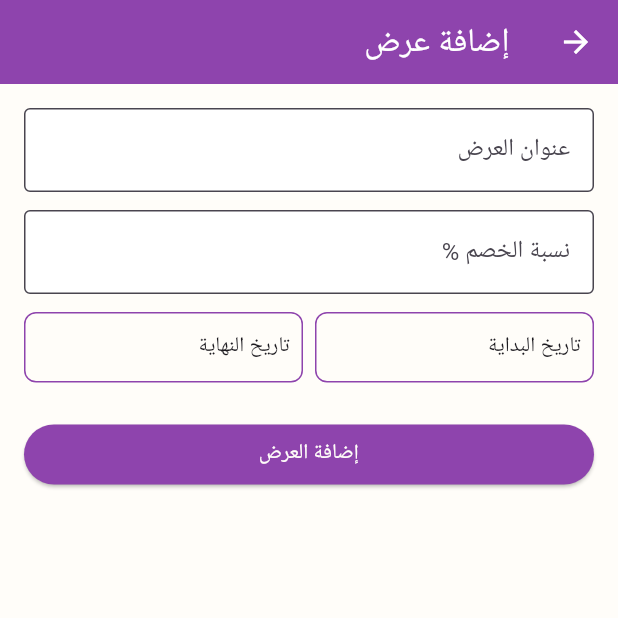
After one commit to GhinaNo/vera_clinic, a Flutter app: the AddOrEditOfferPage screen opened directly, on a phone screen of 412 x 824 dp, the top half of it. The commit adds this screen. Run offline on Flutter 3.47's test engine with Material 3 defaults, Android fonts, the light colour scheme and no system bars; our stand-ins replace go_router, google_fonts; missing offline and left inert: dart:html; Roboto replaces fonts that are missing (Cairo).

```diff
--- a/lib/features/home/dashboard_page.dart
+++ b/lib/features/home/dashboard_page.dart
@@ -3,6 +3,7 @@ import 'package:vera_clinic/features/departments/models/department.dart';
 import 'package:vera_clinic/features/departments/pages/departments_pages.dart';
 import 'package:vera_clinic/features/services/pages/service_page.dart';
 import '../../core/theme/app_theme.dart';
+import '../offers/pages/offers_page.dart';
 
 class DashboardPage extends StatefulWidget {
   const DashboardPage({super.key});
@@ -208,6 +209,8 @@ class _DashboardPageState extends State<DashboardPage> {
         );
       case 2:
         return ServicesPage(departments: departments);
+      case 3:
+        return OffersPage();
       default:
         return Center(child: Text('محتوى غير متوفر'));
     }
--- /dev/null
+++ b/lib/features/offers/model/offersModel.dart
@@ -0,0 +1,15 @@
+class Offer {
+  final String title;
+  final double discountPercent;
+  final DateTime startDate;
+  final DateTime endDate;
+  final List<String> serviceIds; // IDs للخدمات يلي يشملها العرض
+
+  Offer({
+    required this.title,
+    required this.discountPercent,
+    required this.startDate,
+    required this.endDate,
+    required this.serviceIds,
+  });
+}
--- /dev/null
+++ b/lib/features/offers/pages/AddOrEditOffer_page.dart
@@ -0,0 +1,197 @@
+import 'package:flutter/material.dart';
+import 'package:flutter/services.dart';
+
+import '../../../core/theme/app_theme.dart';
+import '../model/offersModel.dart';
+
+class AddOrEditOfferPage extends StatefulWidget {
+  final Offer? offer;
+
+  const AddOrEditOfferPage({super.key, this.offer});
+
+  @override
+  State<AddOrEditOfferPage> createState() => _AddOrEditOfferPageState();
+}
+
+class _AddOrEditOfferPageState extends State<AddOrEditOfferPage> {
+  final titleController = TextEditingController();
+  final discountController = TextEditingController();
+  DateTime? startDate;
+  DateTime? endDate;
+
+  @override
+  void initState() {
+    super.initState();
+    if (widget.offer != null) {
+      titleController.text = widget.offer!.title;
+      discountController.text = widget.offer!.discountPercent.toString();
+      startDate = widget.offer!.startDate;
+      endDate = widget.offer!.endDate;
+    }
+  }
+
+  Future<void> _pickDate(bool isStart) async {
+    final picked = await showDatePicker(
+      context: context,
+      initialDate: DateTime.now(),
+      firstDate: DateTime.now().subtract(const Duration(days: 365)),
+      lastDate: DateTime.now().add(const Duration(days: 365)),
+    );
+    if (picked != null) {
+      setState(() {
+        if (isStart) {
+          startDate = picked;
+        } else {
+          endDate = picked;
+        }
+      });
+    }
+  }
+
+  bool _isFormValid() {
+    return titleController.text.trim().isNotEmpty &&
+        discountController.text.trim().isNotEmpty &&
+        startDate != null &&
+        endDate != null;
+  }
+
+  Future<bool?> _showConfirmDialog(String title, String content) {
+    return showDialog<bool>(
+      context: context,
+      builder: (context) => AlertDialog(
+        shape: RoundedRectangleBorder(borderRadius: BorderRadius.circular(16)),
+        backgroundColor: AppColors.offWhite,
+        title: Text(
+          title,
+          style: TextStyle(color: AppColors.purple, fontWeight: FontWeight.bold),
+        ),
+        content: Text(content),
+        actions: [
+          TextButton(
+            onPressed: () => Navigator.pop(context, false),
+            child: Text('إلغاء', style: TextStyle(color: AppColors.purple)),
+          ),
+          ElevatedButton(
+            style: ElevatedButton.styleFrom(
+              backgroundColor: AppColors.purple,
+            ),
+            onPressed: () => Navigator.pop(context, true),
+            child: const Text('تأكيد', style: TextStyle(color: AppColors.offWhite),),
+          ),
+        ],
+      ),
+    );
+  }
+
+  Future<void> _saveOffer() async {
+    if (!_isFormValid()) {
+      ScaffoldMessenger.of(context).showSnackBar(
+        SnackBar(content: Text('الرجاء تعبئة جميع الحقول')),
+      );
+      return;
+    }
+
+    final confirm = await _showConfirmDialog(
+      widget.offer == null ? 'تأكيد الإضافة' : 'تأكيد التعديل',
+      widget.offer == null
+          ? 'هل أنت متأكد أنك تريد إضافة هذا العرض؟'
+          : 'هل تريد حفظ التعديلات؟',
+    );
+
+    if (confirm == true) {
+      final newOffer = Offer(
+        title: titleController.text.trim(),
+        discountPercent: double.tryParse(discountController.text) ?? 0,
+        startDate: startDate ?? DateTime.now(),
+        endDate: endDate ?? DateTime.now(),
+        serviceIds: [],
+      );
+      Navigator.pop(context, newOffer);
+    }
+  }
+
+  @override
+  Widget build(BuildContext context) {
+    return Scaffold(
+      appBar: AppBar(title: Text(widget.offer == null ? 'إضافة عرض' : 'تعديل عرض')),
+      body: SingleChildScrollView(
+        padding: const EdgeInsets.all(16),
+        child: Column(
+          crossAxisAlignment: CrossAxisAlignment.start,
+          children: [
+            TextField(
+              controller: titleController,
+              decoration: const InputDecoration(
+                labelText: 'عنوان العرض',
+                border: OutlineInputBorder(),
+              ),
+            ),
+            const SizedBox(height: 12),
+            TextField(
+              controller: discountController,
+              keyboardType: TextInputType.number,
+              inputFormatters: [
+                FilteringTextInputFormatter.digitsOnly,
+              ],
+              decoration: const InputDecoration(
+                labelText: 'نسبة الخصم %',
+                border: OutlineInputBorder(),
+              ),
+            ),
+            const SizedBox(height: 12),
+            Row(
+              children: [
+                Expanded(
+                  child: GestureDetector(
+                    onTap: () => _pickDate(true),
+                    child: Container(
+                      padding: const EdgeInsets.symmetric(vertical: 12, horizontal: 8),
+                      decoration: BoxDecoration(
+                        border: Border.all(color: AppColors.purple),
+                        borderRadius: BorderRadius.circular(8),
+                      ),
+                      child: Text(
+                        startDate == null
+                            ? 'تاريخ البداية'
+                            : '${startDate!.year}/${startDate!.month}/${startDate!.day}',
+                      ),
+                    ),
+                  ),
+                ),
+                const SizedBox(width: 8),
+                Expanded(
+                  child: GestureDetector(
+                    onTap: () => _pickDate(false),
+                    child: Container(
+                      padding: const EdgeInsets.symmetric(vertical: 12, horizontal: 8),
+                      decoration: BoxDecoration(
+                        border: Border.all(color: AppColors.purple),
+                        borderRadius: BorderRadius.circular(8),
+                      ),
+                      child: Text(
+                        endDate == null
+                            ? 'تاريخ النهاية'
+                            : '${endDate!.year}/${endDate!.month}/${endDate!.day}',
+                      ),
+                    ),
+                  ),
+                ),
+              ],
+            ),
+            const SizedBox(height: 24),
+            SizedBox(
+              width: double.infinity,
+              child: ElevatedButton(
+                style: ElevatedButton.styleFrom(
+                  backgroundColor: AppColors.purple,
+                ),
+                onPressed: _saveOffer,
+                child: Text(widget.offer == null ? 'إضافة العرض' : 'حفظ التعديلات' , style: TextStyle(color: AppColors.offWhite),),
+              ),
+            ),
+          ],
+        ),
+      ),
+    );
+  }
+}
--- a/lib/routes/app_router.dart
+++ b/lib/routes/app_router.dart
@@ -6,6 +6,7 @@ import 'package:vera_clinic/features/departments/pages/editDepartment_page.dart'
 import 'package:vera_clinic/features/services/pages/service_page.dart';
 import '../features/auth/login_page.dart';
 import '../features/home/dashboard_page.dart';
+import '../features/offers/pages/offers_page.dart';
 
 final GoRouter appRouter = GoRouter(
   initialLocation: '/login',
@@ -31,6 +32,11 @@ final GoRouter appRouter = GoRouter(
       },
     ),
     GoRoute(
+      path: '/offers',
+      builder: (context, state) => const OffersPage(),
+    ),
+
+    GoRoute(
       path: '/services',
       name: 'services',
       builder: (context, state) => ServicesPage(departments: []),
```
Also changed, not shown: lib/features/departments/pages/departments_pages.dart (+4 -11 lines), lib/features/offers/pages/offers_page.dart (added, +144 -0 lines), lib/features/offers/widgets/offers_card.dart (added, +79 -0 lines), lib/features/services/pages/service_page.dart (+43 -18 lines).
